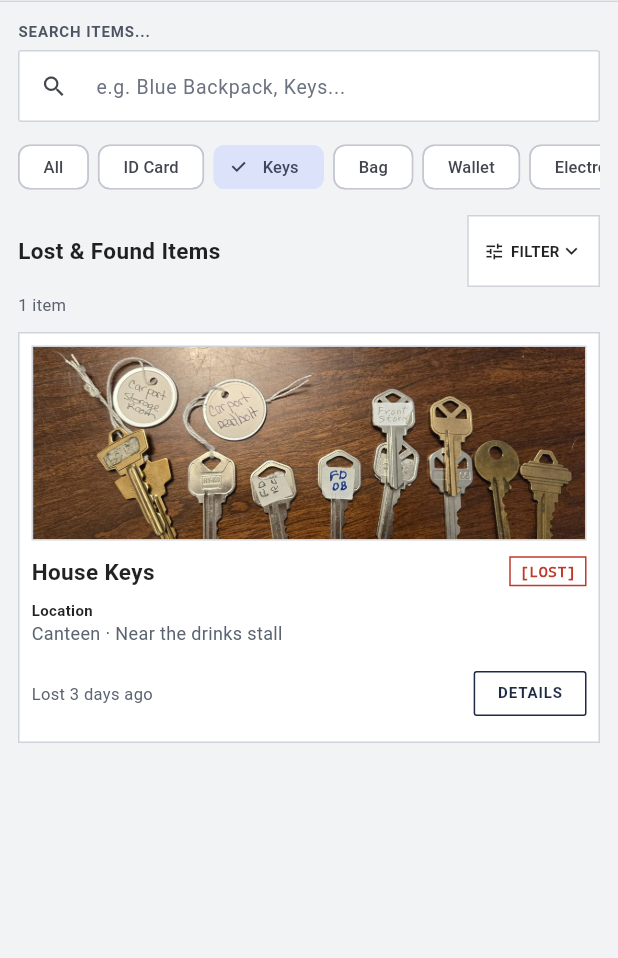
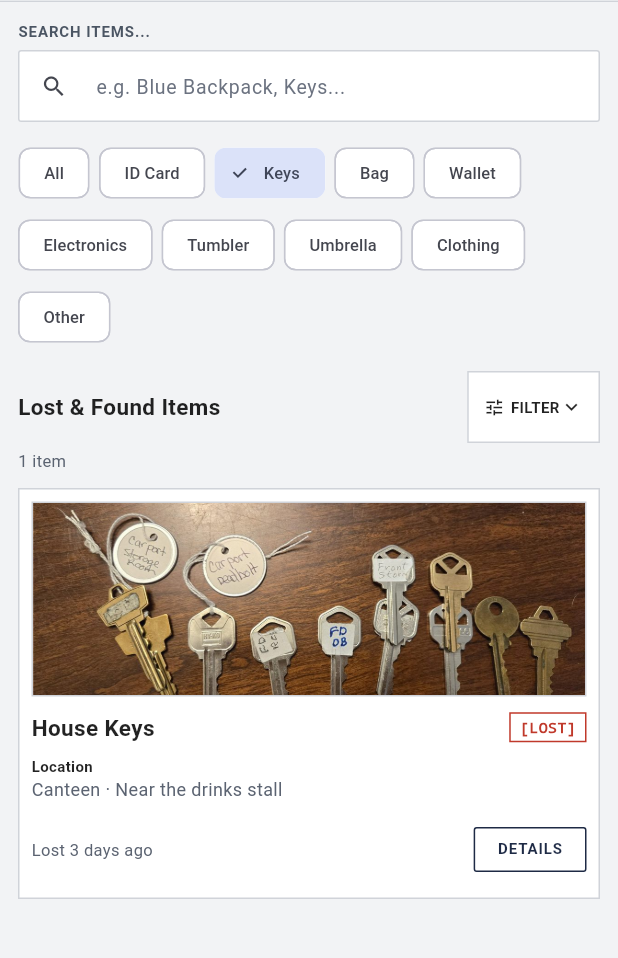
Before and after one commit to aioicchi/HAU-6ADET-FindIt, a Flutter app: the HomeScreen screen opened directly, after a tap on "ID Card", after a tap on "Keys", on a phone screen of 412 x 824 dp, the part 82-1040 px from its top. Run offline on Flutter 3.47's test engine with Material 3 defaults, Android fonts, the phone set to English and light mode, and no system bars; our stand-ins replace image_picker, share_plus, shared_preferences; accounts and stored records are empty.

Commit message:
Wrap category chips so none are cut off

```diff
--- a/lib/features/home/home_screen.dart
+++ b/lib/features/home/home_screen.dart
@@ -33,14 +33,11 @@ class _HomeScreenState extends State<HomeScreen> {
       ..sort((a, b) => _filters.newestFirst ? b.date.compareTo(a.date) : a.date.compareTo(b.date));
   }
 
-  Widget _categoryChip(String label, String? value) => Padding(
-        padding: const EdgeInsets.only(right: 6),
-        child: ChoiceChip(
+  Widget _categoryChip(String label, String? value) => ChoiceChip(
         label: Text(label, style: const TextStyle(fontSize: 11)),
         selected: _category == value,
-          visualDensity: VisualDensity.compact,
+        materialTapTargetSize: MaterialTapTargetSize.padded, // At least 48 px to tap.
         onSelected: (_) => setState(() => _category = value),
-        ),
       );
 
   @override
@@ -71,13 +68,12 @@ class _HomeScreenState extends State<HomeScreen> {
                     decoration: const InputDecoration(hintText: 'e.g. Blue Backpack, Keys...', prefixIcon: Icon(Icons.search, size: 18)),
                   ),
                   const SizedBox(height: 10),
-                  SingleChildScrollView(
-                    scrollDirection: Axis.horizontal,
-                    child: Row(children: [
+                  // Wraps onto more lines instead of scrolling sideways, so no chip is cut off at the edge.
+                  // No run spacing: each chip's 48 px tap area already leaves a gap between rows.
+                  Wrap(spacing: 6, children: [
                     _categoryChip('All', null),
                     for (final c in Item.categories) _categoryChip(Item.categoryLabel(c), c),
                   ]),
-                  ),
                   const SizedBox(height: 12),
                   Row(children: [
                     const Expanded(child: Text('Lost & Found Items', style: AppTextStyles.sectionTitle)),
```
Also changed, not shown: docs/assets/screen-dark.png, docs/assets/screen-home.png. Lines whose indentation alone changed are shown as unchanged.
